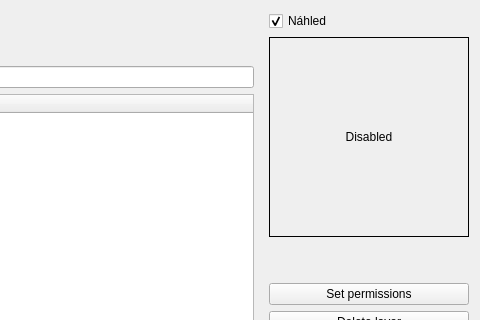
First picture: the form in dlg_addLayer.ui, repository LESPROJEKT/qgis-layman-plugin, before the edit; both pictures show x 757 to 1237 and y 0 to 320 of the 1237 by 800 pixel window.
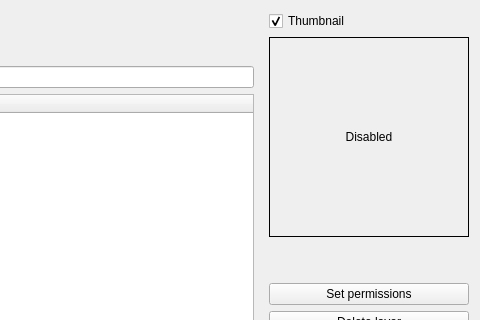
Second picture: the form after the edit. Icons and pictures are not drawn. Custom widgets are drawn as their Qt base class.

The edit to the form file:
```diff
--- a/dlg_addLayer.ui
+++ b/dlg_addLayer.ui
@@ -258,7 +258,7 @@
      <item>
       <widget class="QCheckBox" name="checkBox_thumbnail">
        <property name="text">
-        <string>Náhled</string>
+        <string>Thumbnail</string>
        </property>
        <property name="checked">
         <bool>true</bool>
```
